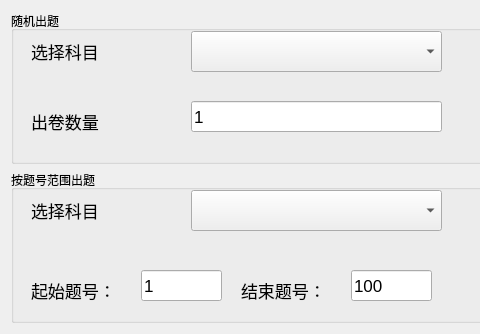
Old version of the form views/exportpaper.ui in the repository janonoly/exampc; both pictures show x 0 to 480 and y 0 to 334 of the 757 by 334 pixel window.
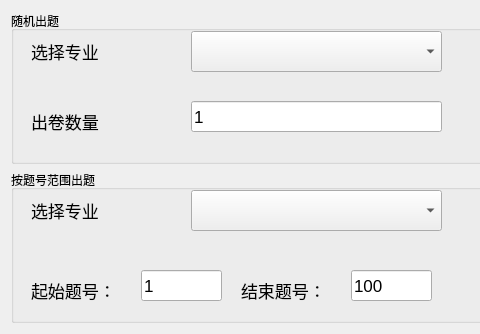
New version of the form.

```diff
--- a/views/exportpaper.ui
+++ b/views/exportpaper.ui
@@ -64,7 +64,7 @@
        </font>
       </property>
       <property name="text">
-       <string>选择科目</string>
+       <string>选择专业</string>
       </property>
      </widget>
      <widget class="QLineEdit" name="lineEdit">
@@ -245,7 +245,7 @@
        </font>
       </property>
       <property name="text">
-       <string>选择科目</string>
+       <string>选择专业</string>
       </property>
      </widget>
     </widget>
```
